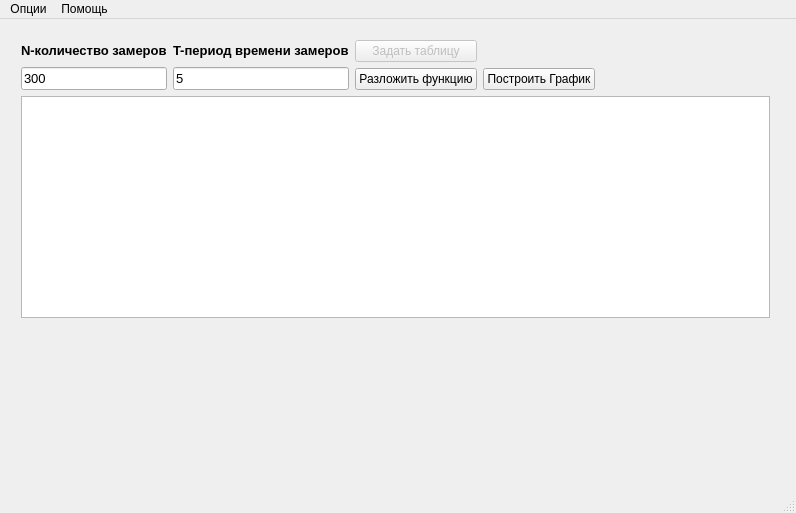
This is mainwindow.ui in IvanTheCruel/Z5_circuits as Qt 5 draws it before an edit. The edited form follows.
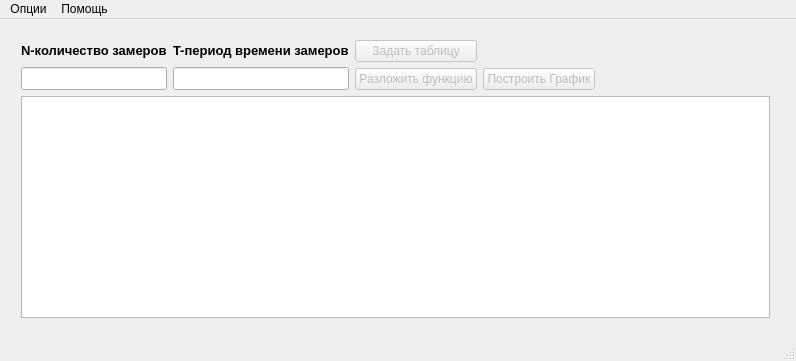
This is the edited form.

Commit message: кнопки

Diff of the .ui file:
```diff
--- a/mainwindow.ui
+++ b/mainwindow.ui
@@ -7,7 +7,7 @@
     <x>0</x>
     <y>0</y>
     <width>796</width>
-    <height>513</height>
+    <height>361</height>
    </rect>
   </property>
   <property name="windowTitle">
@@ -42,7 +42,7 @@
        <item row="1" column="1">
         <widget class="QPushButton" name="pushButton_2">
          <property name="enabled">
-          <bool>true</bool>
+          <bool>false</bool>
          </property>
          <property name="text">
           <string>Разложить функцию</string>
@@ -93,7 +93,7 @@
             </font>
            </property>
            <property name="text">
-            <string>300</string>
+            <string/>
            </property>
           </widget>
          </item>
@@ -105,7 +105,7 @@
             </font>
            </property>
            <property name="text">
-            <string>5</string>
+            <string/>
            </property>
           </widget>
          </item>
@@ -141,7 +141,7 @@
        <item row="1" column="2">
         <widget class="QPushButton" name="pushButton_3">
          <property name="enabled">
-          <bool>true</bool>
+          <bool>false</bool>
          </property>
          <property name="text">
           <string>Построить График</string>
```
Left out of the diff: 2 changed lines with no effect on the pictures. The commit also changes 3 other files.
